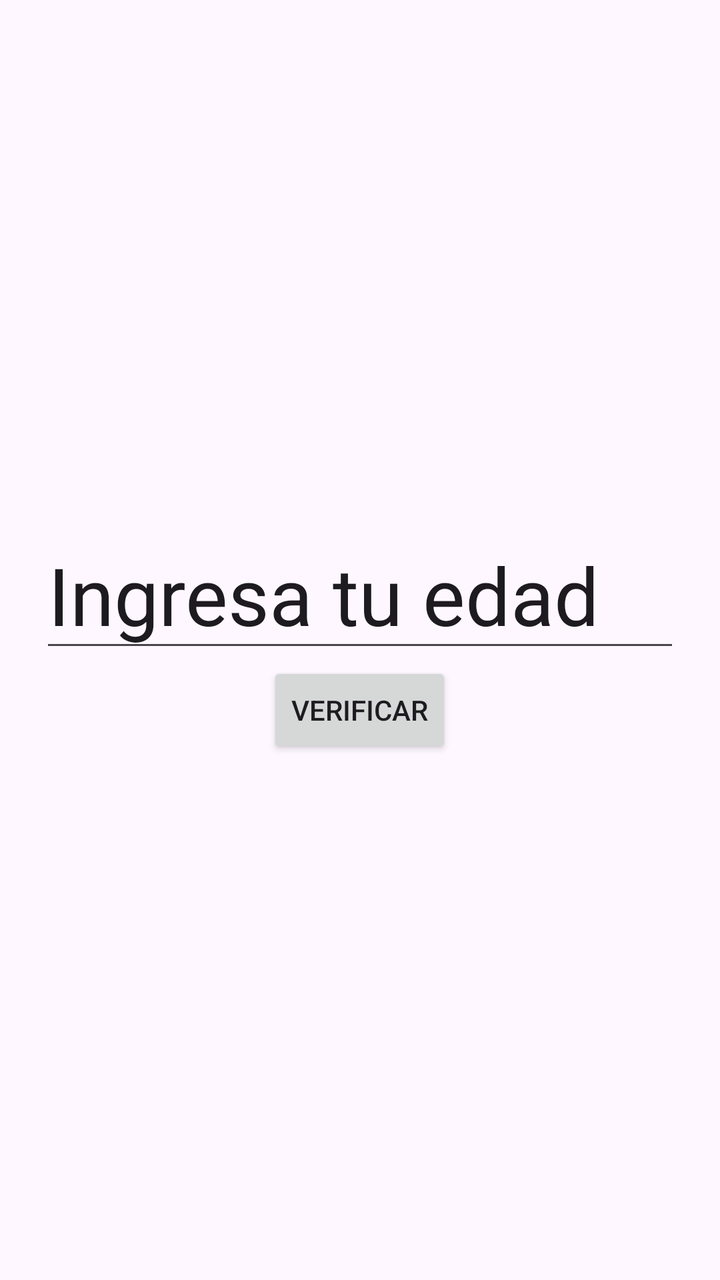
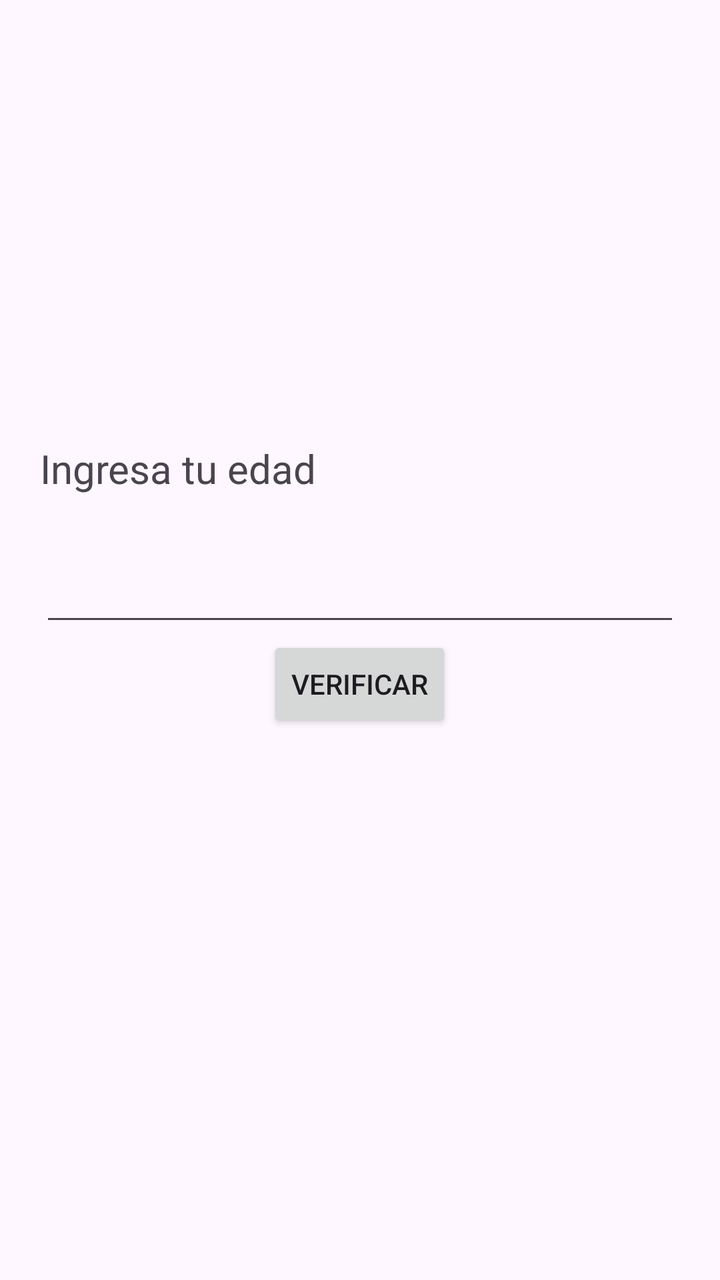

Screens rendered from an Android XML layout before and after an edit, with the pre-edit source and the edit as a unified diff.
<!-- AndroidManifest.xml: application theme Theme.ValidadorDeEdad -->
<!-- res/layout/activity_main.xml -->
<?xml version="1.0" encoding="utf-8"?>
<LinearLayout xmlns:android="http://schemas.android.com/apk/res/android"
    xmlns:app="http://schemas.android.com/apk/res-auto"
    xmlns:tools="http://schemas.android.com/tools"
    android:layout_width="match_parent"
    android:layout_height="match_parent"
    android:orientation="vertical"
    android:gravity="center"
    android:padding="20dp" >

    <EditText
        android:id="@+id/etEdad"
        android:layout_width="match_parent"
        android:layout_height="wrap_content"
        android:textSize="40sp"
        android:text="Ingresa tu edad"


        />

    <Button
        android:id="@+id/btnVerificar"
        android:layout_width="wrap_content"
        android:layout_height="wrap_content"
        android:text="Verificar"/>


</LinearLayout>
<!-- resources referenced by this layout -->
<resources>
  <style name="Theme.ValidadorDeEdad" parent="Base.Theme.ValidadorDeEdad" />
  <style name="Base.Theme.ValidadorDeEdad" parent="Theme.Material3.DayNight.NoActionBar">
          
          
      </style>
</resources>

<!-- the commit's change to res/layout/activity_main.xml (unified diff, before → after) -->
@@ -8,14 +8,19 @@
     android:gravity="center"
     android:padding="20dp" >
 
+    <TextView
+        android:layout_width="match_parent"
+        android:layout_height="wrap_content"
+        android:text="Ingresa tu edad"
+        android:textSize="20sp"
+        />
+
     <EditText
+
         android:id="@+id/etEdad"
         android:layout_width="match_parent"
         android:layout_height="wrap_content"
         android:textSize="40sp"
-        android:text="Ingresa tu edad"
-
-
         />
 
     <Button
@@ -24,5 +29,13 @@
         android:layout_height="wrap_content"
         android:text="Verificar"/>
 
+    <TextView
+        android:id="@+id/tvResultado"
+        android:layout_width="match_parent"
+        android:layout_height="wrap_content"
+        android:textSize="40sp"
+
+        />
+
 
 </LinearLayout>
